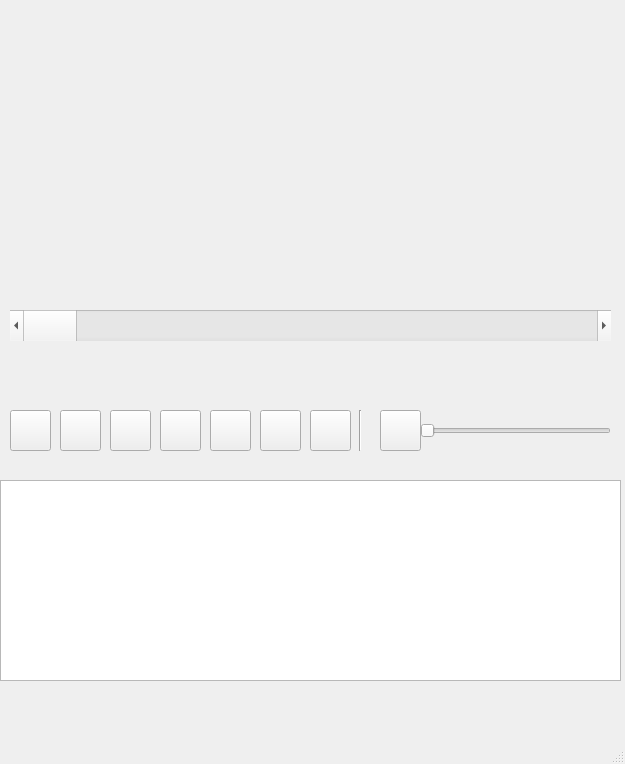
First picture: the form in nhac.ui, repository NguyenVanVinh1912/ProjectAudio, before the edit.
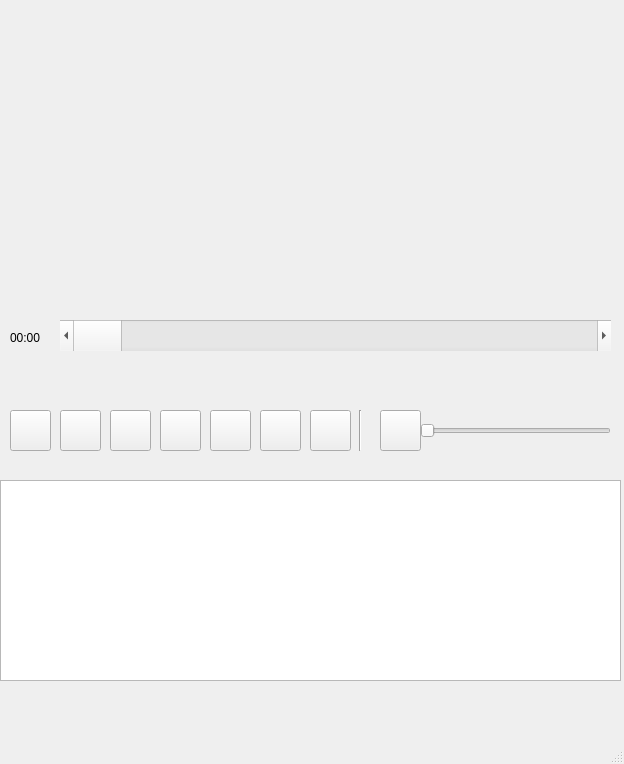
Second picture: the form after the edit. Icons and pictures are not drawn.

Commit message: hien time tren label

Diff of the .ui file:
```diff
--- a/nhac.ui
+++ b/nhac.ui
@@ -6,7 +6,7 @@
    <rect>
     <x>0</x>
     <y>0</y>
-    <width>625</width>
+    <width>624</width>
     <height>764</height>
    </rect>
   </property>
@@ -309,18 +309,41 @@
      </property>
     </widget>
    </widget>
-   <widget class="QScrollBar" name="noi_dung_mp3">
+   <widget class="QWidget" name="widget_2" native="true">
     <property name="geometry">
      <rect>
-      <x>10</x>
+      <x>0</x>
       <y>310</y>
-      <width>601</width>
-      <height>31</height>
+      <width>621</width>
+      <height>51</height>
      </rect>
     </property>
-    <property name="orientation">
-     <enum>Qt::Horizontal</enum>
-    </property>
+    <widget class="QScrollBar" name="noi_dung_mp3">
+     <property name="geometry">
+      <rect>
+       <x>60</x>
+       <y>10</y>
+       <width>551</width>
+       <height>31</height>
+      </rect>
+     </property>
+     <property name="orientation">
+      <enum>Qt::Horizontal</enum>
+     </property>
+    </widget>
+    <widget class="QLabel" name="time_label">
+     <property name="geometry">
+      <rect>
+       <x>10</x>
+       <y>20</y>
+       <width>41</width>
+       <height>16</height>
+      </rect>
+     </property>
+     <property name="text">
+      <string>00:00</string>
+     </property>
+    </widget>
    </widget>
   </widget>
   <widget class="QMenuBar" name="menubar">
```
Left out of the diff: 2 changed lines with no effect on the pictures. The commit also changes 4 other files.
